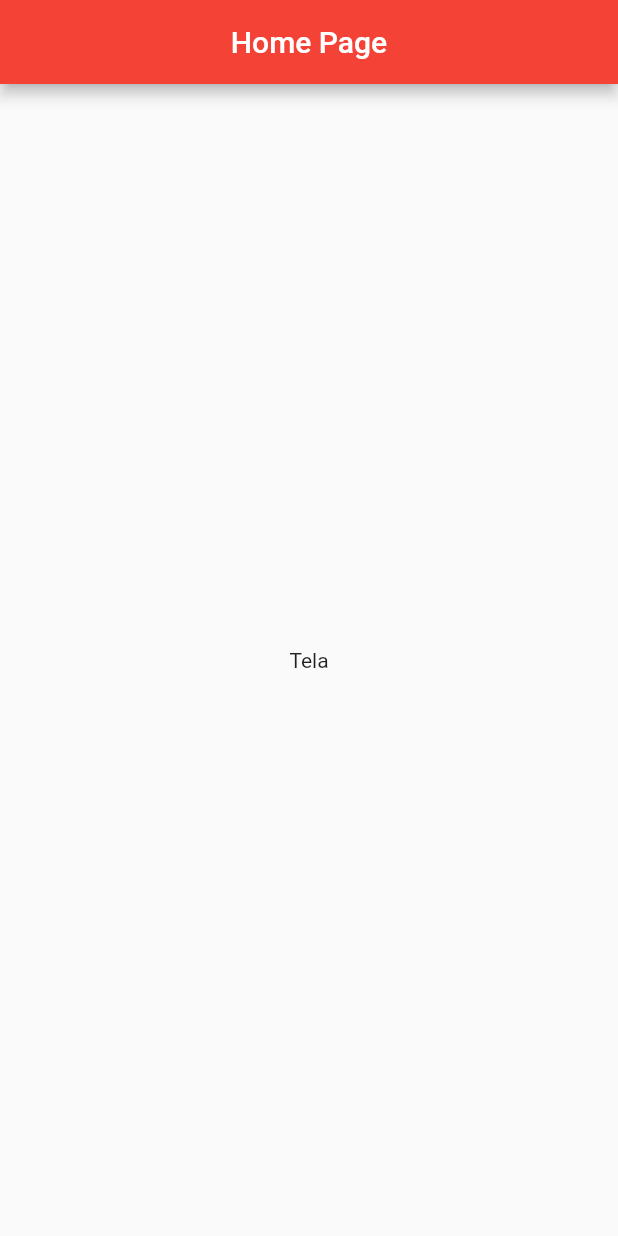
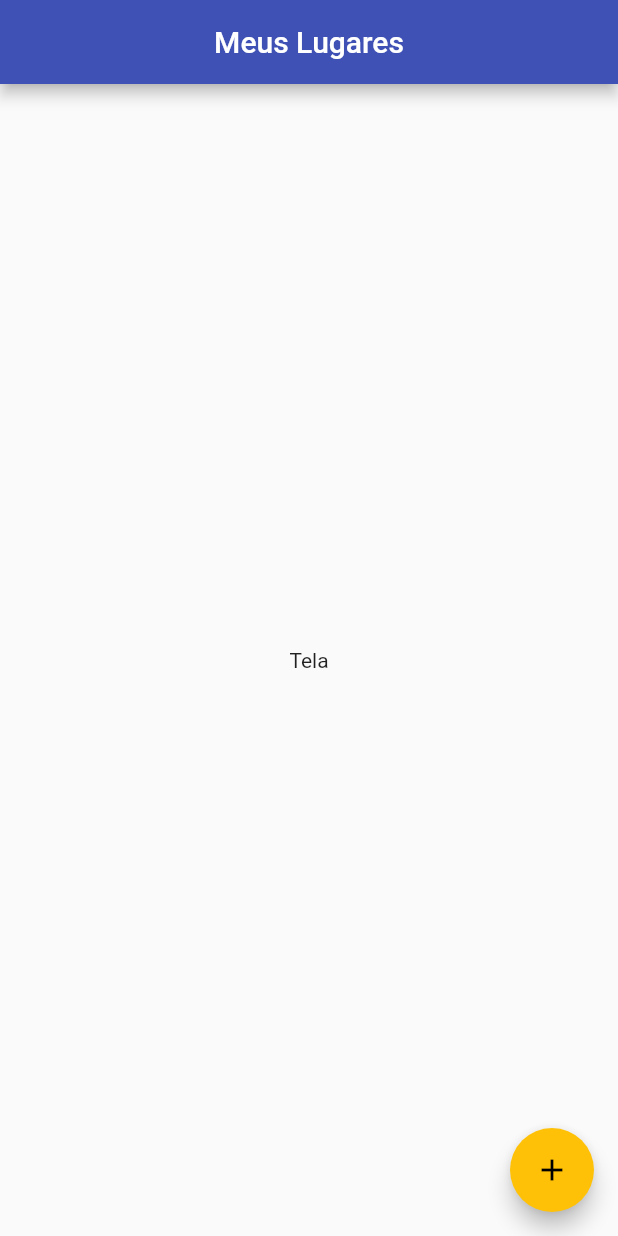
Before and after one commit to guischpor/location_app, a Flutter app: the screen it shows after launch, on a phone screen of 412 x 824 dp. Run offline on Flutter 3.47's test engine with Material 2 defaults, Android fonts, the light colour scheme and no system bars.

Commit message:
Commit Inicial

```diff
--- /dev/null
+++ b/lib/core/providers_list/providers_list.dart
@@ -0,0 +1,15 @@
+import 'package:localtion_app/providers/place_form_provider.dart';
+import 'package:localtion_app/providers/place_list_provider.dart';
+import 'package:provider/provider.dart';
+import 'package:provider/single_child_widget.dart';
+
+class ProvidersList {
+  final List<SingleChildWidget> providers = [
+    ChangeNotifierProvider(
+      create: (_) => PlaceListProvider(),
+    ),
+    ChangeNotifierProvider(
+      create: (_) => PlaceFormProvider(),
+    ),
+  ];
+}
--- /dev/null
+++ b/lib/core/routes/app_routes.dart
@@ -0,0 +1,4 @@
+class AppRoutes {
+  static const String placeFormPage = '/place-form';
+  static const String placeListPage = '/place-list';
+}
--- a/lib/main.dart
+++ b/lib/main.dart
@@ -1,23 +1,39 @@
 import 'package:flutter/material.dart';
-import 'package:localtion_app/pages/home_page.dart';
+import 'package:localtion_app/core/providers_list/providers_list.dart';
+import 'package:localtion_app/pages/places_form_page.dart';
+import 'package:localtion_app/pages/places_list_page.dart';
+import 'package:provider/provider.dart';
+
+import 'core/routes/app_routes.dart';
 
 void main() {
-  runApp(const MyApp());
+  runApp(MyApp());
 }
 
 class MyApp extends StatelessWidget {
-  const MyApp({Key? key}) : super(key: key);
+  final list = ProvidersList();
 
-  // This widget is the root of your application.
+  MyApp({Key? key}) : super(key: key);
+
   @override
   Widget build(BuildContext context) {
-    return MaterialApp(
-      title: 'Flutter Demo',
-      theme: ThemeData(
-        primarySwatch: Colors.red,
+    return MultiProvider(
+      providers: list.providers,
+      child: MaterialApp(
+        title: 'Great Places',
+        theme: ThemeData(
+          colorScheme: ColorScheme.fromSwatch(
+            accentColor: Colors.amber,
+            primarySwatch: Colors.indigo,
+          ),
+        ),
+        home: const PlacesListPage(),
+        routes: {
+          AppRoutes.placeListPage: (context) => const PlacesListPage(),
+          AppRoutes.placeFormPage: (context) => const PlacesFormPage(),
+        },
+        debugShowCheckedModeBanner: false,
       ),
-      home: const HomePage(),
-      debugShowCheckedModeBanner: false,
     );
   }
 }
--- a/lib/pages/home_page.dart
+++ /dev/null
@@ -1,19 +0,0 @@
-import 'package:flutter/material.dart';
-import 'package:localtion_app/widgets/app_bar_widget.dart';
-
-class HomePage extends StatelessWidget {
-  const HomePage({Key? key}) : super(key: key);
-
-  @override
-  Widget build(BuildContext context) {
-    return Scaffold(
-      appBar: appBar(
-        title: 'Home Page',
-        centerTitle: true,
-      ),
-      body: const Center(
-        child: Text('Tela'),
-      ),
-    );
-  }
-}
--- /dev/null
+++ b/lib/pages/places_form_page.dart
@@ -0,0 +1,27 @@
+import 'package:flutter/material.dart';
+import 'package:localtion_app/widgets/app_bar_widget.dart';
+
+class PlacesFormPage extends StatelessWidget {
+  const PlacesFormPage({Key? key}) : super(key: key);
+
+  @override
+  Widget build(BuildContext context) {
+    return Scaffold(
+      appBar: appBar(
+        title: 'Adicionar Lugares',
+        centerTitle: true,
+      ),
+      body: _body(context),
+      floatingActionButton: FloatingActionButton(
+        onPressed: () {},
+        child: const Icon(Icons.save),
+      ),
+    );
+  }
+
+  Widget _body(BuildContext context) {
+    return const Center(
+      child: Text('Tela'),
+    );
+  }
+}
--- /dev/null
+++ b/lib/pages/places_list_page.dart
@@ -0,0 +1,32 @@
+import 'package:flutter/material.dart';
+import 'package:localtion_app/core/routes/app_routes.dart';
+import 'package:localtion_app/widgets/app_bar_widget.dart';
+
+class PlacesListPage extends StatelessWidget {
+  const PlacesListPage({Key? key}) : super(key: key);
+
+  @override
+  Widget build(BuildContext context) {
+    return Scaffold(
+      appBar: appBar(
+        title: 'Meus Lugares',
+        centerTitle: true,
+      ),
+      body: _body(context),
+      floatingActionButton: FloatingActionButton(
+        onPressed: () {
+          Navigator.of(context).pushNamed(
+            AppRoutes.placeFormPage,
+          );
+        },
+        child: const Icon(Icons.add),
+      ),
+    );
+  }
+
+  Widget _body(BuildContext context) {
+    return const Center(
+      child: Text('Tela'),
+    );
+  }
+}
--- /dev/null
+++ b/lib/providers/place_form_provider.dart
@@ -0,0 +1,3 @@
+import 'package:flutter/material.dart';
+
+class PlaceFormProvider with ChangeNotifier {}
--- /dev/null
+++ b/lib/providers/place_list_provider.dart
@@ -0,0 +1,3 @@
+import 'package:flutter/material.dart';
+
+class PlaceListProvider with ChangeNotifier {}
--- a/pubspec.yaml
+++ b/pubspec.yaml
@@ -29,6 +29,10 @@ environment:
 dependencies:
   flutter:
     sdk: flutter
+  provider: ^6.0.2
+  intl: ^0.17.0
+  http: ^0.13.4
+  sqlite3: ^1.5.1
 
 
   # The following adds the Cupertino Icons font to your application.
```
